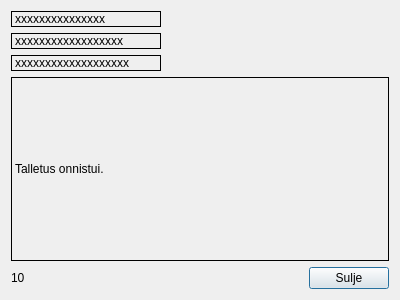
This is QT_frontend/BankSimulEXE/withdraw_done.ui in Kooalaa/BankSimul-project as Qt 5 draws it before an edit. The edited form follows.
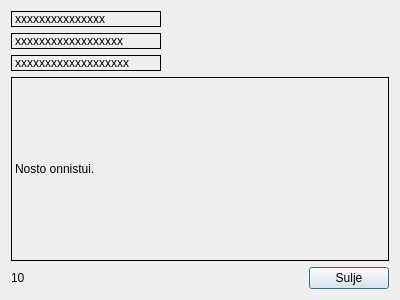
This is the edited form.

What changed in the file:
```diff
--- a/QT_frontend/BankSimulEXE/withdraw_done.ui
+++ b/QT_frontend/BankSimulEXE/withdraw_done.ui
@@ -72,7 +72,7 @@
       <enum>QFrame::Box</enum>
      </property>
      <property name="text">
-      <string>Talletus onnistui.</string>
+      <string>Nosto onnistui.</string>
      </property>
     </widget>
    </item>
```
